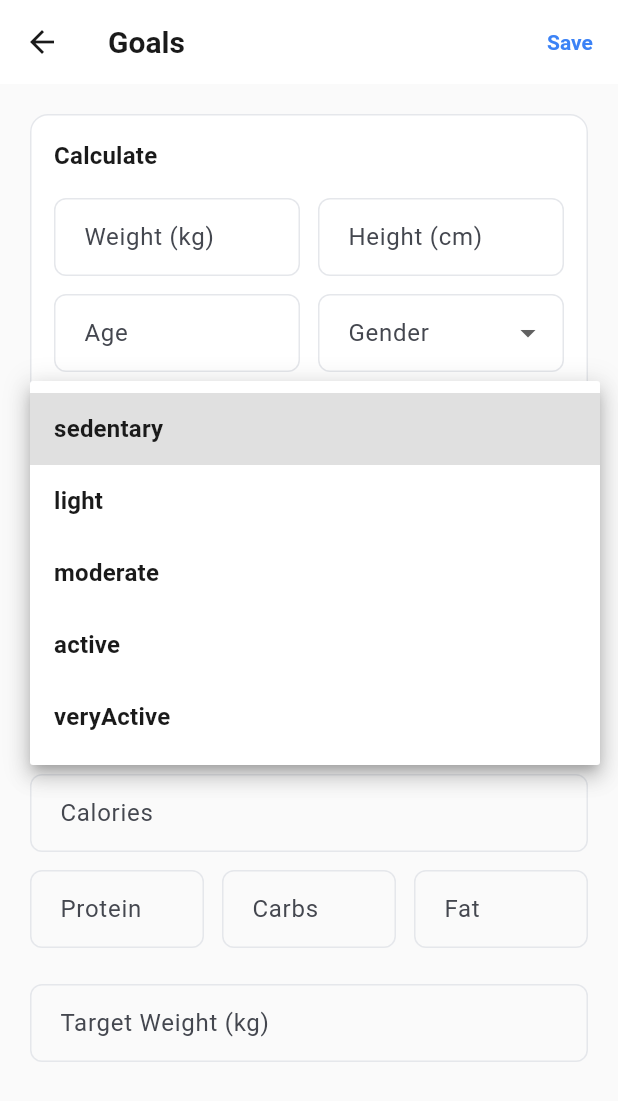
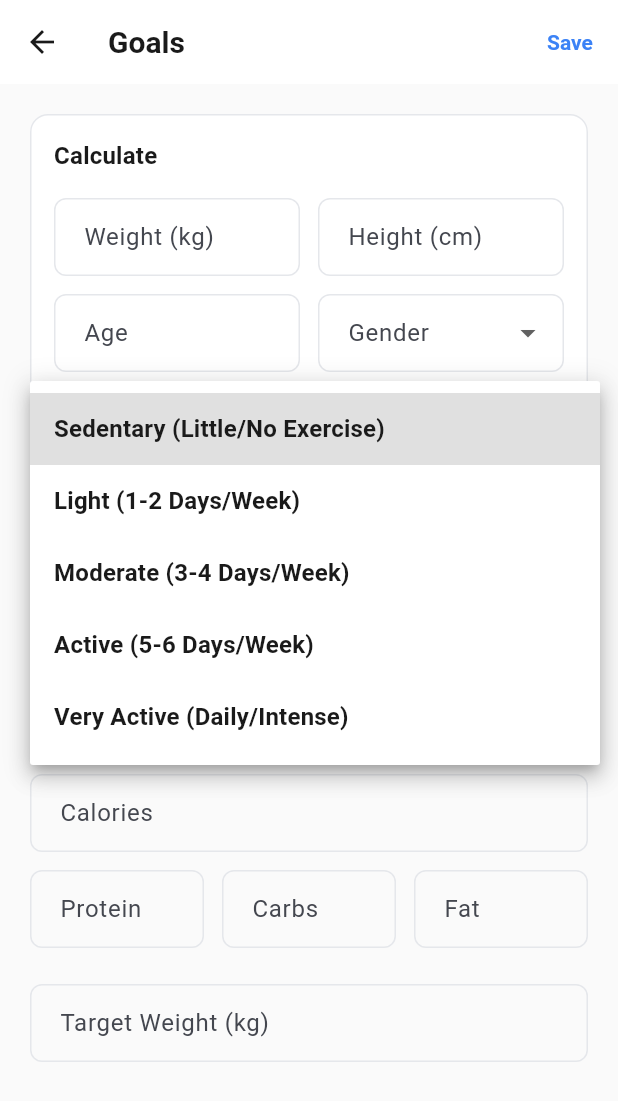
Before and after one commit to DerMoha/Sophis, a Flutter app: the GoalsSetupScreen screen opened directly, after a tap on "Activity Level", on a phone screen of 412 x 824 dp. Shown: the top 1101 px of the screen. Run offline on Flutter 3.47's test engine with Material 3 defaults, Android fonts, the phone set to English and light mode, and no system bars; our stand-ins replace fl_chart, google_generative_ai, image_picker, shared_preferences; missing offline and left inert: mobile_scanner; accounts and stored records are empty; generated files the repository leaves out were written again.

Commit message:
feat: improve setup UX

```diff
--- a/lib/screens/goals_setup_screen.dart
+++ b/lib/screens/goals_setup_screen.dart
@@ -196,7 +196,7 @@ class _GoalsSetupScreenState extends State<GoalsSetupScreen> {
                             value: _gender,
                             label: 'Gender',
                             items: Gender.values,
-                            itemLabel: (g) => g.name,
+                            itemLabel: (g) => _genderLabel(g),
                             onChanged: (v) => setState(() => _gender = v),
                           ),
                         ),
@@ -207,7 +207,7 @@ class _GoalsSetupScreenState extends State<GoalsSetupScreen> {
                       value: _activityLevel,
                       label: 'Activity Level',
                       items: ActivityLevel.values,
-                      itemLabel: (a) => a.name,
+                      itemLabel: (a) => _activityLabel(a),
                       onChanged: (v) => setState(() => _activityLevel = v),
                     ),
                     const SizedBox(height: 12),
@@ -215,7 +215,7 @@ class _GoalsSetupScreenState extends State<GoalsSetupScreen> {
                       value: _goal,
                       label: 'Goal',
                       items: Goal.values,
-                      itemLabel: (g) => g.name,
+                      itemLabel: (g) => _goalLabel(g),
                       onChanged: (v) => setState(() => _goal = v),
                     ),
                     const SizedBox(height: 16),
@@ -320,4 +320,30 @@ class _GoalsSetupScreenState extends State<GoalsSetupScreen> {
       onChanged: onChanged,
     );
   }
+
+  String _genderLabel(Gender g) {
+    switch (g) {
+      case Gender.male: return 'Male';
+      case Gender.female: return 'Female';
+      case Gender.other: return 'Other';
+    }
+  }
+
+  String _activityLabel(ActivityLevel a) {
+    switch (a) {
+      case ActivityLevel.sedentary: return 'Sedentary (Little/No Exercise)';
+      case ActivityLevel.light: return 'Light (1-2 Days/Week)';
+      case ActivityLevel.moderate: return 'Moderate (3-4 Days/Week)';
+      case ActivityLevel.active: return 'Active (5-6 Days/Week)';
+      case ActivityLevel.veryActive: return 'Very Active (Daily/Intense)';
+    }
+  }
+
+  String _goalLabel(Goal g) {
+    switch (g) {
+      case Goal.lose: return 'Lose Weight';
+      case Goal.maintain: return 'Maintain Weight';
+      case Goal.gain: return 'Gain Weight';
+    }
+  }
 }
```
